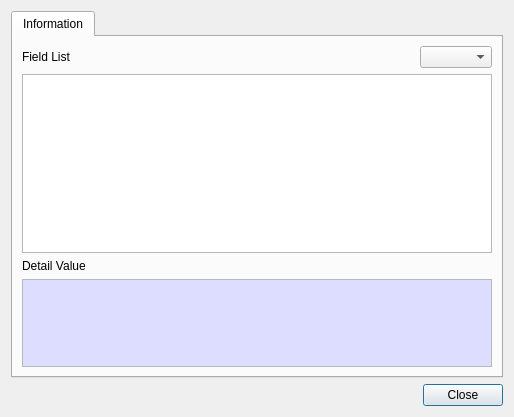
The window that BerEditor/cert_info_dlg.ui (jykim74/BerEditor) describes before a commit, drawn with Qt 5.
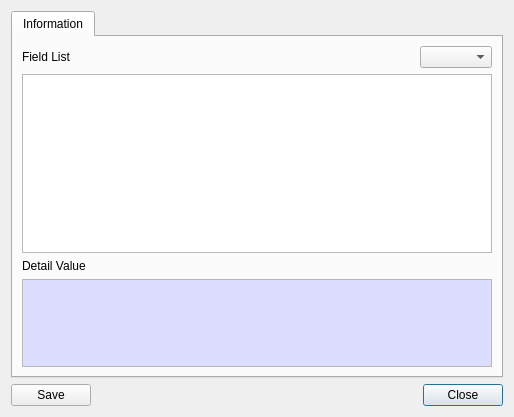
The same window after the commit.

Patch:
```diff
--- a/BerEditor/cert_info_dlg.ui
+++ b/BerEditor/cert_info_dlg.ui
@@ -123,7 +123,7 @@
      <property name="topMargin">
       <number>0</number>
      </property>
-     <item row="0" column="0">
+     <item row="0" column="1">
       <spacer name="horizontalSpacer">
        <property name="orientation">
         <enum>Qt::Horizontal</enum>
@@ -136,13 +136,20 @@
        </property>
       </spacer>
      </item>
-     <item row="0" column="1">
+     <item row="0" column="2">
       <widget class="QPushButton" name="mCloseBtn">
        <property name="text">
         <string>Close</string>
        </property>
       </widget>
      </item>
+     <item row="0" column="0">
+      <widget class="QPushButton" name="mSaveBtn">
+       <property name="text">
+        <string>Save</string>
+       </property>
+      </widget>
+     </item>
     </layout>
    </item>
   </layout>
```
